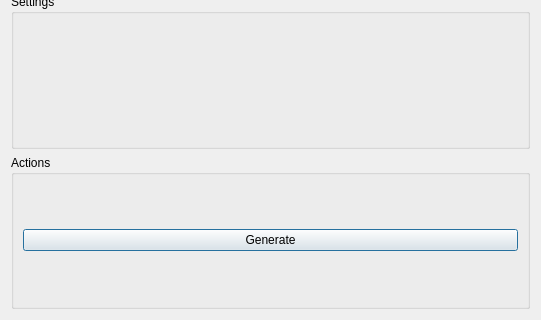
Before: the Qt Designer form NoraSimpleTools/UI/noraPolynomialFittingWidget.ui in AnonCountercurrent/NoraSkinningMethodCollection, drawn with Qt 5; both pictures show x 0 to 541 and y 177 to 497 of the 541 by 497 pixel window.
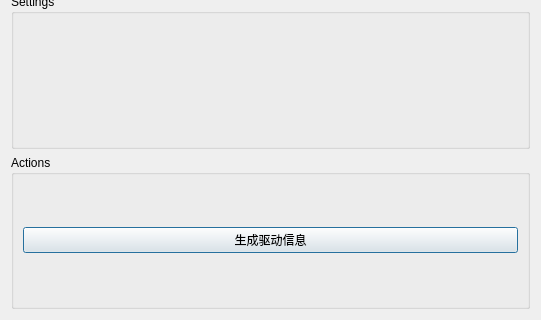
After: the same form once the commit is applied.

Diff of the .ui file:
```diff
--- a/NoraSimpleTools/UI/noraPolynomialFittingWidget.ui
+++ b/NoraSimpleTools/UI/noraPolynomialFittingWidget.ui
@@ -65,7 +65,7 @@
         <item>
          <widget class="QPushButton" name="generateButton">
           <property name="text">
-           <string>Generate</string>
+           <string>生成驱动信息</string>
           </property>
          </widget>
         </item>
```
